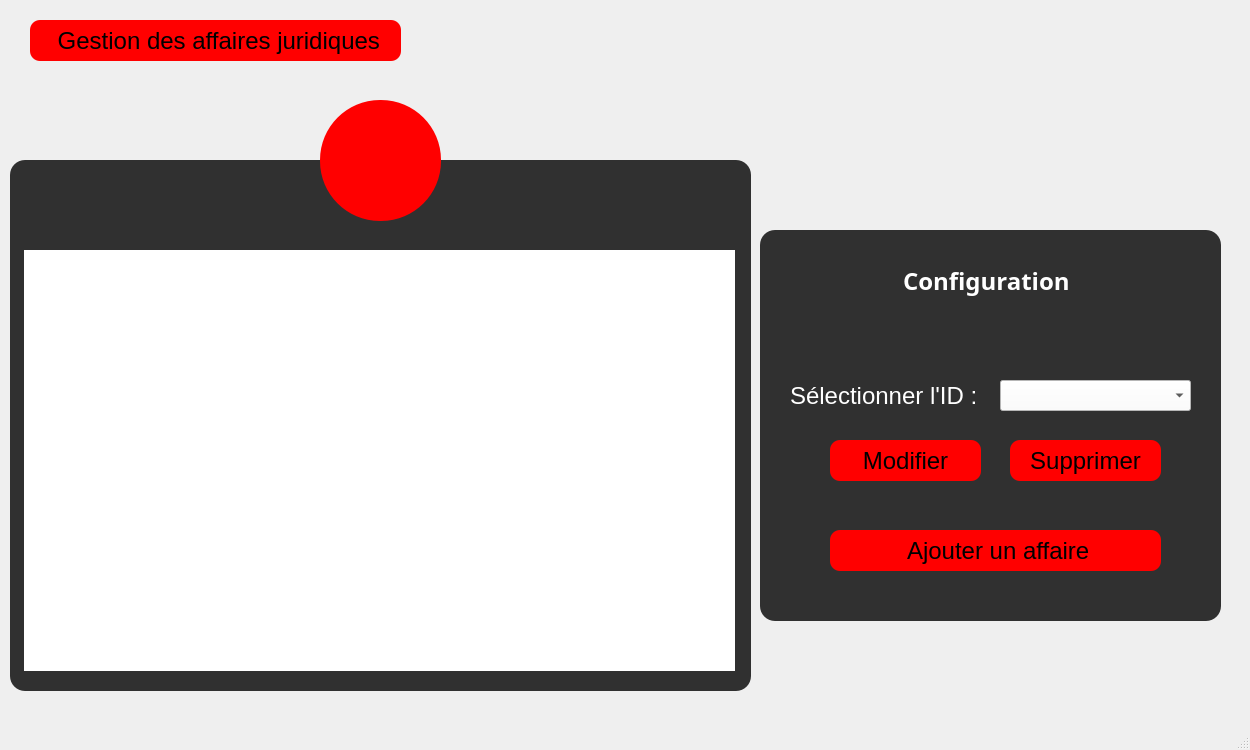
Old version of the form affairesjuridiques.ui in the repository nefissaKhiari/Smart_Plolice_Station.
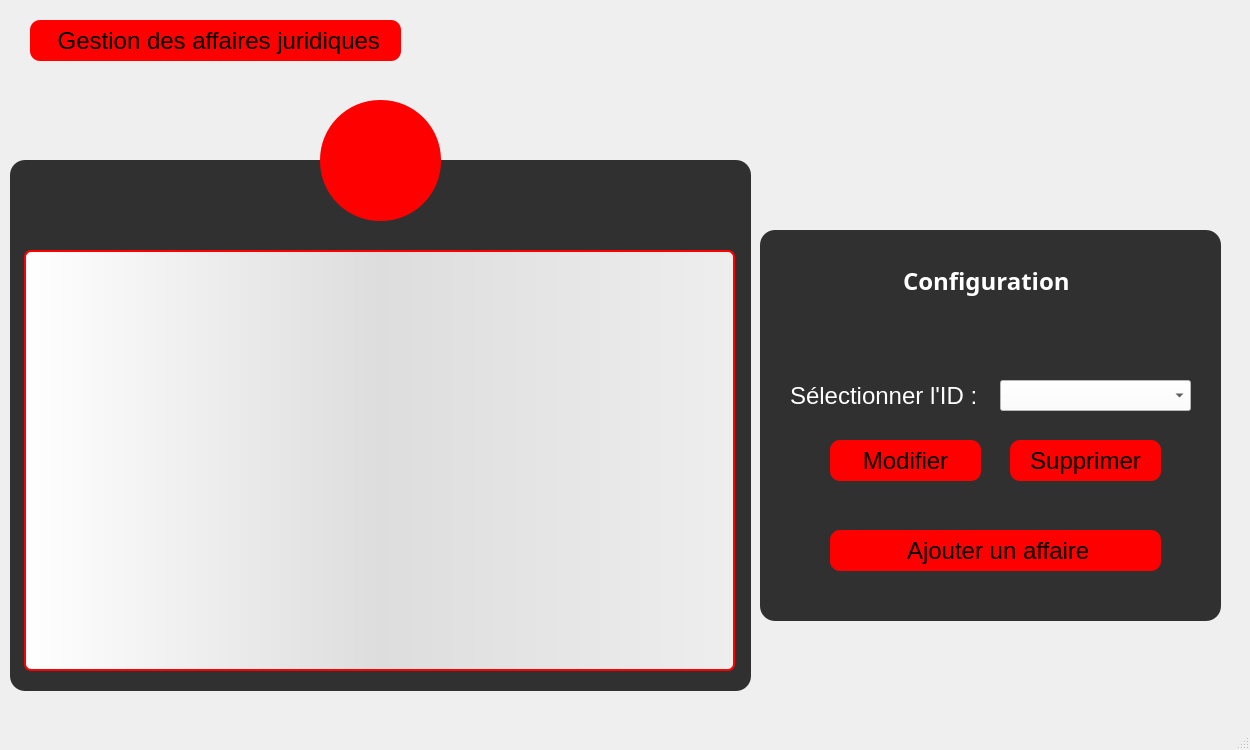
New version of the form. The open tabs and pages were chosen to show the change. Icons and pictures are not drawn.

Commit message: Edited QTable QSS

The edit to the form file:
```diff
--- a/affairesjuridiques.ui
+++ b/affairesjuridiques.ui
@@ -1190,8 +1190,12 @@
         </rect>
        </property>
        <property name="styleSheet">
-        <string notr="true">background: white;
-border-radius: 0px;</string>
+        <string notr="true">QTableView {border: 2px solid red;text-align: top;padding: 4px;border-radius: 7px;border-bottom-left-radius: 7px;background: QLinearGradient( x1: 0, y1: 0, x2: 1, y2: 0,stop: 0 #fff, stop: 1 #eee,stop: 0.5 #ddd,stop: 1 #eee );width: 15px;selection-background-color:QLinearGradient( x1: 0, y1: 0, x2: 1, y2: 0,stop: 0 #FF0000, stop: 1 #FF5F5F,stop: 0.5 #FEAAAA,stop: 1 #eee);selection-color: black;}
+QTableView::item:focus{selection-background-color: red;}
+QScrollBar:vertical{ width: 20px; background: none; /* only these sort effect about width ...*/}
+QScrollBar::handle:vertical{ border: 3px solid #5E749C;text-align: top;padding: 4px;border-radius: 5px; border-bottom-left-radius: 5px;background: QLinearGradient( x1: 0, y1: 0, x2: 1, y2: 0,stop: 0 #fff, stop: 1 #eee,stop: 0.5 #ddd,stop: 1 #eee ); width: 25px; min-height: 20px; max-height: 25px; /*these sort no effect*/ }
+QScrollBar::add-page:vertical {border: 3px solid red;text-align: top;padding: 4px;border-radius: 5px; border-bottom-left-radius: 5px;background:  red; /* adding width: xx px; sorting no effect .. why? */}
+QScrollBar::sub-page:vertical {border: 3px solid green;text-align: top;padding: 4px;border-radius: 5px; border-bottom-left-radius: 5px;background:  green; /* adding width: xx px; sorting no effect .. why? */ }</string>
        </property>
        <attribute name="horizontalHeaderDefaultSectionSize">
         <number>138</number>
```
Left out of the diff: 10 changed lines with no effect on the pictures. The commit also changes 1 other file.
